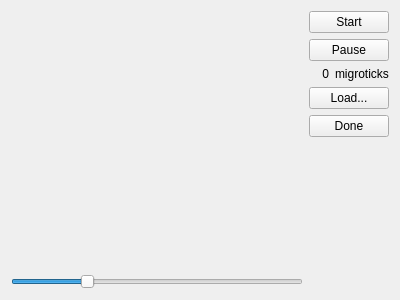
Qt form population.ui (tps12/Tec-Nine) before a commit.
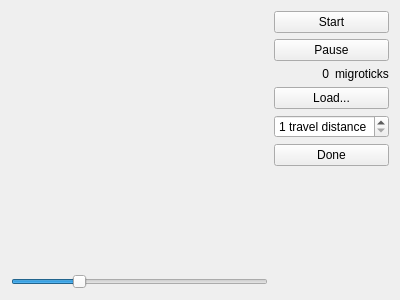
The same form after that commit.

Commit message:
Let population spread across uninhabitable tiles
Can travel through "passable" tiles (anything but deserts and polar climates)
for a configurable distance.

Diff of the .ui file:
```diff
--- a/population.ui
+++ b/population.ui
@@ -113,6 +113,25 @@
        </property>
       </widget>
      </item>
+     <item>
+      <widget class="QSpinBox" name="range">
+       <property name="suffix">
+        <string> travel distance</string>
+       </property>
+       <property name="minimum">
+        <number>1</number>
+       </property>
+       <property name="maximum">
+        <number>9</number>
+       </property>
+       <property name="singleStep">
+        <number>1</number>
+       </property>
+       <property name="value">
+        <number>1</number>
+       </property>
+      </widget>
+     </item>
      <item>
       <widget class="QPushButton" name="done">
        <property name="text">
```
The commit also changes 3 other files.
